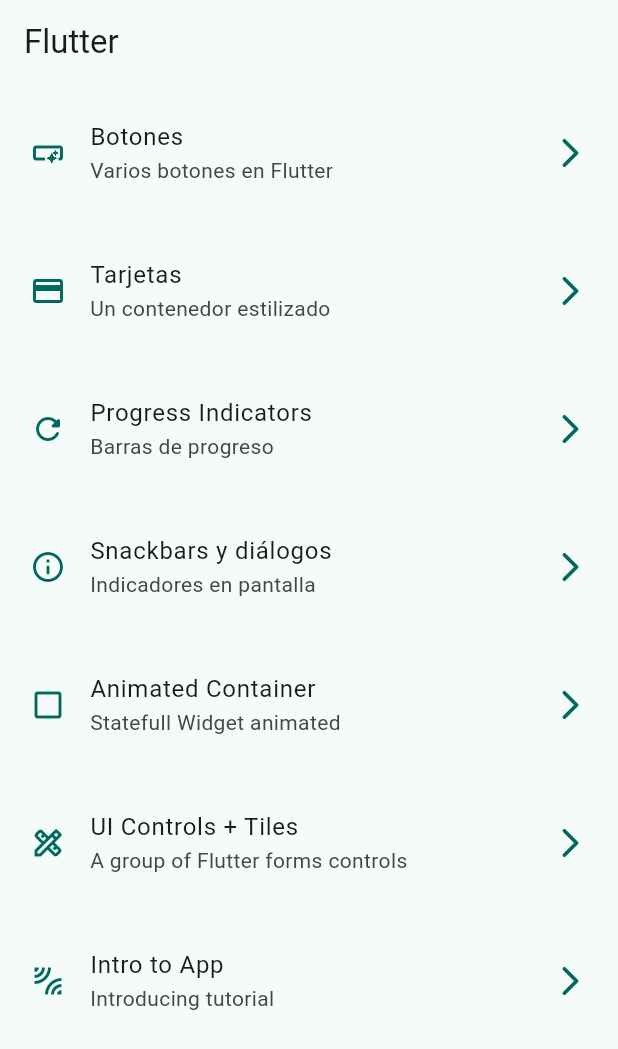
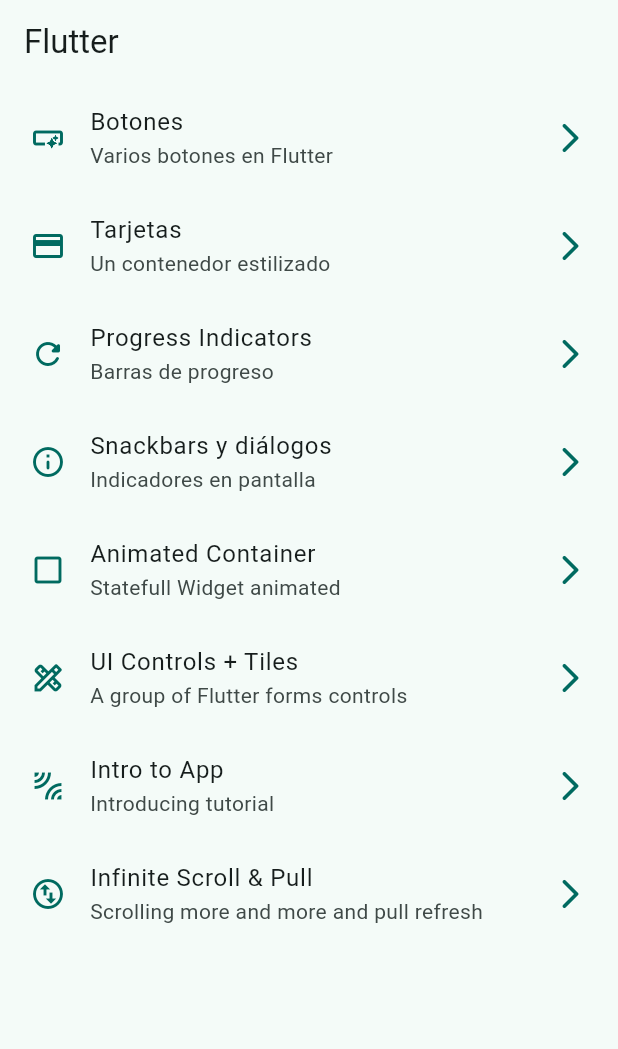
Before and after one commit to fabiofons/widget-app, a Flutter app: the screen it shows after launch, on a phone screen of 412 x 824 dp. Shown: the top 1049 px of the screen. Run offline on Flutter 3.47's test engine with Material 3 defaults, Android fonts, the phone set to English and light mode, and no system bars; our stand-ins replace animate_do, go_router.

Commit message:
Added infinite route and new infinite screen

```diff
--- a/lib/config/menu/menu_items.dart
+++ b/lib/config/menu/menu_items.dart
@@ -57,4 +57,10 @@ const appMenuItems = <MenuItems>[
     link: '/tutorial',
     icon: Icons.leak_add_sharp
   ),
+  MenuItems(
+    title: 'Infinite Scroll & Pull',
+    subtitle: 'Scrolling more and more and pull refresh',
+    link: '/infinite-scroll',
+    icon: Icons.swap_vert_circle_outlined
+  ),
 ];
--- a/lib/config/router/app_router.dart
+++ b/lib/config/router/app_router.dart
@@ -46,5 +46,10 @@ final appRouter = GoRouter(
       name: AppTutorialScreen.name,
       builder: (context, state) => const AppTutorialScreen(),
     ),
+    GoRoute(
+      path: '/infinite-scroll',
+      name: InfiniteScrollScreen.name,
+      builder: (context, state) => const InfiniteScrollScreen(),
+    ),
   ],
 );
--- a/lib/presentation/screens/home/home_screen.dart
+++ b/lib/presentation/screens/home/home_screen.dart
@@ -51,7 +51,7 @@ class _CustomListTile extends StatelessWidget {
       title: Text(menuItem.title),
       subtitle: Text(menuItem.subtitle),
       trailing: Icon(Icons.arrow_forward_ios_rounded, color: colorTheme.primary,),
-      contentPadding: const EdgeInsets.symmetric(vertical: 10, horizontal: 20),
+      contentPadding: const EdgeInsets.symmetric(horizontal: 20),
       onTap: () {
         // Navigator.of(context).push(
         //   MaterialPageRoute(
```
Also changed, not shown: lib/presentation/screens/infinite_scroll/infinite_scroll_screen.dart (+81 -2 lines).
